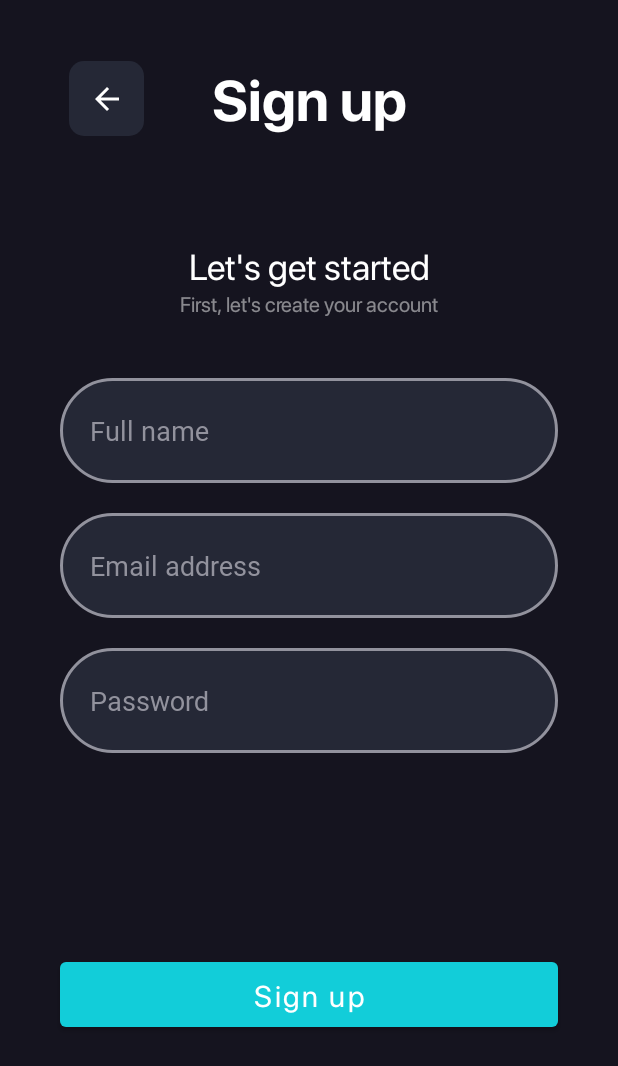
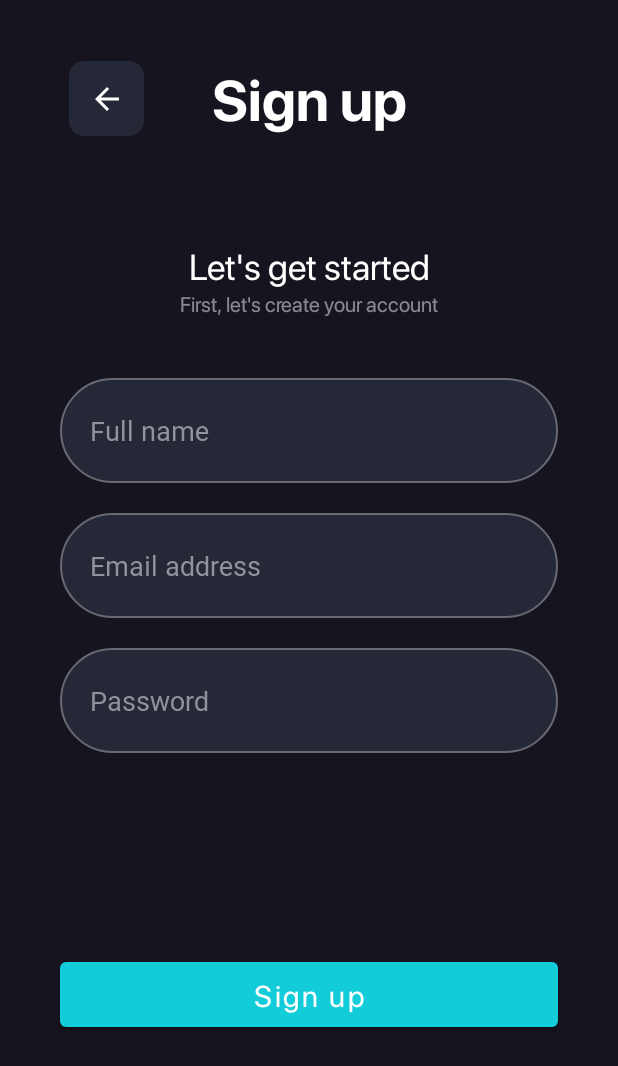
Before and after one commit to nihadsuvalija/MovieZone, an Android app: the SignUpFragment screen opened through its navigation route, on a phone screen of 412 x 824 dp. Shown: the top 1066 px of the screen. Run offline under Robolectric (Android 15) with nearby library versions, the phone set to English and light mode, and no system bars; our stand-ins replace data binding; 1 statement that could not run was skipped.

Commit message:
Updated the sign up screen design

```diff
--- a/app/src/main/res/drawable/custom_edit_text.xml
+++ b/app/src/main/res/drawable/custom_edit_text.xml
@@ -4,7 +4,7 @@
         <shape android:shape="rectangle">
             <solid android:color="@color/default_elements_background">
             </solid>
-            <stroke android:color="@color/light_gray" android:width="2sp">
+            <stroke android:color="@color/element_stroke_color" android:width="1sp">
             </stroke>
             <corners android:radius="100sp"/>
         </shape>
--- a/app/src/main/res/values/colors.xml
+++ b/app/src/main/res/values/colors.xml
@@ -18,4 +18,5 @@
     <color name="transparent">#00FFFFFF</color>
     <color name="light_gray">#92929D</color>
     <color name="default_elements_background">#252836</color>
+    <color name="element_stroke_color">#696974</color>
 </resources>
```
